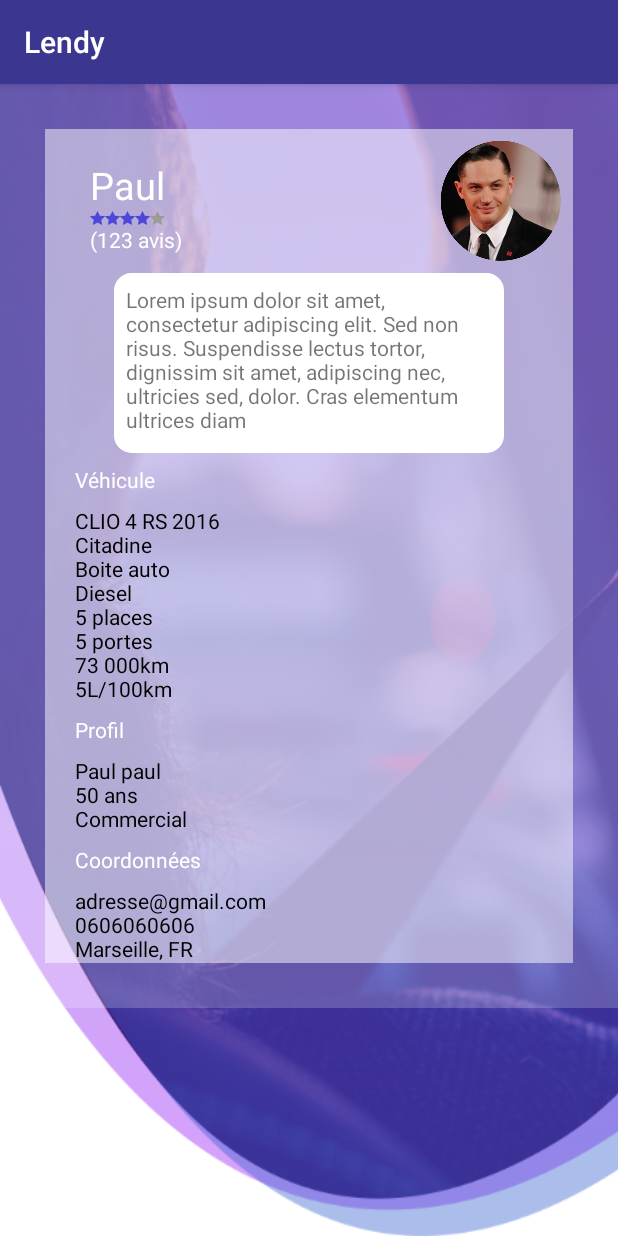
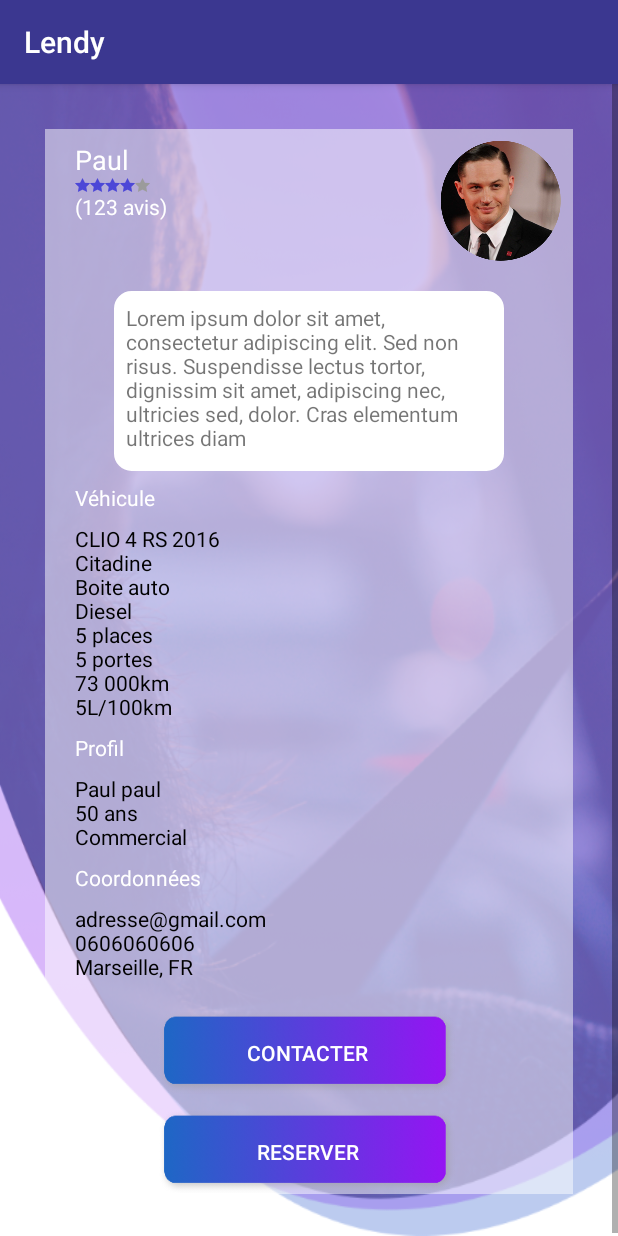
Before and after one commit to elbilbil/lendy_android, an Android app: the fragment ProfileDetailFragment shown on its own in the app's theme, on a phone screen of 412 x 824 dp. Run offline under Robolectric (Android 15) with nearby library versions, the phone set to English and light mode, and no system bars.

Commit message:
Modification de layout XML
Ajout des designs concernant la messagerie , a revoir + quelques modifs

```diff
--- a/Lendy/app/src/main/res/layout/profiledetail.xml
+++ b/Lendy/app/src/main/res/layout/profiledetail.xml
@@ -54,14 +54,17 @@
                         app:srcCompat="@drawable/avatar_placeholder" />
 
                     <TextView
-                        android:id="@+id/name"
-                        android:layout_width="wrap_content"
+                        android:id="@+id/profilname"
+                        android:layout_width="0dp"
                         android:layout_height="wrap_content"
-                        android:layout_marginStart="30dp"
-                        android:layout_marginTop="20dp"
+                        android:layout_marginStart="20dp"
+                        android:layout_marginTop="8dp"
+                        android:layout_marginEnd="10dp"
                         android:text="Paul"
                         android:textColor="@color/white"
-                        android:textSize="25dp"
+                        android:textSize="18dp"
+                        app:layout_constraintEnd_toStartOf="@+id/profilpicture"
+                        app:layout_constraintHorizontal_bias="0.0"
                         app:layout_constraintStart_toStartOf="parent"
                         app:layout_constraintTop_toTopOf="parent" />
 
@@ -69,10 +72,10 @@
                         android:id="@+id/linearLayout"
                         android:layout_width="wrap_content"
                         android:layout_height="wrap_content"
-                        android:layout_marginStart="30dp"
+                        android:layout_marginStart="20dp"
                         android:orientation="horizontal"
                         app:layout_constraintStart_toStartOf="parent"
-                        app:layout_constraintTop_toBottomOf="@+id/name">
+                        app:layout_constraintTop_toBottomOf="@+id/profilname">
 
                         <ImageView
                             android:layout_width="wrap_content"
@@ -105,7 +108,7 @@
                         android:id="@+id/avis"
                         android:layout_width="wrap_content"
                         android:layout_height="wrap_content"
-                        android:layout_marginStart="30dp"
+                        android:layout_marginStart="20dp"
                         android:text="(123 avis)"
                         android:textColor="@color/white"
                         app:layout_constraintStart_toStartOf="parent"
@@ -116,7 +119,7 @@
                         android:layout_width="260dp"
                         android:layout_height="120dp"
                         android:layout_marginStart="8dp"
-                        android:layout_marginTop="8dp"
+                        android:layout_marginTop="20dp"
                         android:layout_marginEnd="8dp"
                         android:background="@drawable/rounded_border"
                         app:layout_constraintEnd_toEndOf="parent"
@@ -207,6 +210,38 @@
                         app:layout_constraintStart_toStartOf="parent"
                         app:layout_constraintTop_toBottomOf="@+id/textView9" />
 
+                    <Button
+                        android:id="@+id/contacter"
+                        android:layout_width="198dp"
+                        android:layout_height="56dp"
+                        android:layout_marginStart="7dp"
+                        android:layout_marginTop="20dp"
+                        android:layout_marginEnd="8dp"
+                        android:background="@drawable/btn_generic_bleu"
+                        android:text="CONTACTER"
+                        android:textAlignment="center"
+                        android:textColor="@color/white"
+                        app:layout_constraintEnd_toEndOf="parent"
+                        app:layout_constraintHorizontal_bias="0.495"
+                        app:layout_constraintStart_toStartOf="parent"
+                        app:layout_constraintTop_toBottomOf="@+id/textView11" />
+
+                    <Button
+                        android:id="@+id/reserver"
+                        android:layout_width="198dp"
+                        android:layout_height="56dp"
+                        android:layout_marginStart="7dp"
+                        android:layout_marginTop="10dp"
+                        android:layout_marginEnd="8dp"
+                        android:background="@drawable/btn_generic_bleu"
+                        android:text="RESERVER"
+                        android:textAlignment="center"
+                        android:textColor="@color/white"
+                        app:layout_constraintEnd_toEndOf="parent"
+                        app:layout_constraintHorizontal_bias="0.495"
+                        app:layout_constraintStart_toStartOf="parent"
+                        app:layout_constraintTop_toBottomOf="@+id/contacter" />
+
                 </android.support.constraint.ConstraintLayout>
             </android.support.constraint.ConstraintLayout>
         </ScrollView>
```
Also changed, not shown: Lendy/app/src/main/res/layout/conversation_fragment.xml (added, +49 -0 lines), Lendy/app/src/main/res/layout/conversation_title_elem.xml (added, +67 -0 lines), Lendy/app/src/main/res/layout/messages_fragment.xml (added, +73 -0 lines), Lendy/app/src/main/res/layout/new_message_dialog.xml (added, +74 -0 lines).
